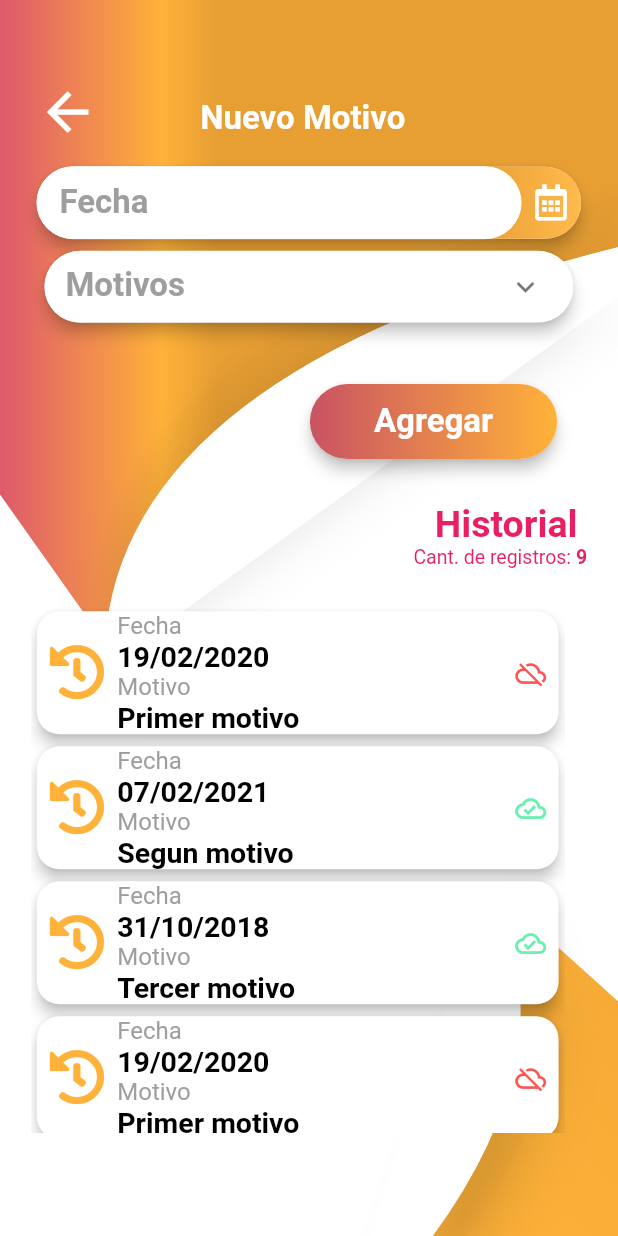
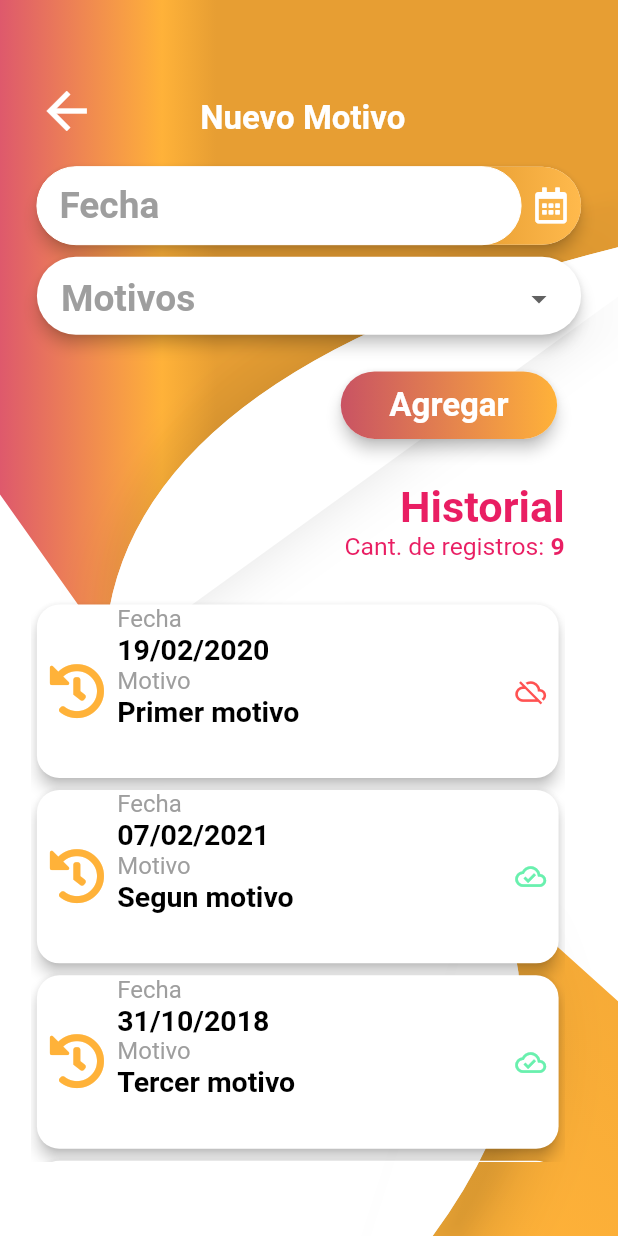
Before and after one commit to hernan74/control_usuarios, a Flutter app: the HistorialPage screen opened directly, on a phone screen of 412 x 824 dp. Run offline on Flutter 3.47's test engine with Material 2 defaults, Android fonts, the phone set to English and light mode, and no system bars; our stand-ins replace font_awesome_flutter, image_picker.

Commit message:
se arreglo las dimensiones en el historial

```diff
--- a/lib/src/helpers/import_helpers.dart
+++ b/lib/src/helpers/import_helpers.dart
@@ -1,7 +1,7 @@
 export 'package:control_usuarios/src/helpers/motivos_historial.dart';
 export 'package:control_usuarios/src/widget/fondo_login_widget.dart';
 export 'package:control_usuarios/src/widget/item_lista_historial.dart';
-export 'package:control_usuarios/src/widget/expancion_panel_widget.dart';
+export 'package:control_usuarios/src/widget/dropdown_widget.dart';
 export 'package:control_usuarios/src/widget/selector_fecha_widget.dart';
 export 'package:control_usuarios/src/widget/button_widget.dart';
 export 'package:control_usuarios/src/widget/flight_shuttle_builder_widget.dart';
--- a/lib/src/pages/ficha_page_mod2.dart
+++ b/lib/src/pages/ficha_page_mod2.dart
@@ -143,7 +143,7 @@ class _CamposFormulario extends StatelessWidget {
               widthItem: sizeScreemUtil(
                   sizeActual: size.width * 84 / 100,
                   sizeMin: 350,
-                  sizeMax: 600),
+                  sizeMax: 500),
               maxHeightItem: size.height * 9 / 100,
               listaElementos: modeloficha.map((modelo) {
                 if (modelo.tipoDato == 'String' || modelo.tipoDato == 'number')
--- a/lib/src/pages/historial_page.dart
+++ b/lib/src/pages/historial_page.dart
@@ -74,7 +74,10 @@ class _AppBar extends StatelessWidget {
               icon: Icon(
                 Icons.arrow_back,
                 color: Colors.white,
-                size: size.height * 5 / 100,
+                size: sizeScreemUtil(
+                    sizeActual: size.height * 5 / 100,
+                    sizeMin: 10,
+                    sizeMax: 40),
               ),
               onPressed: () => Navigator.pop(context),
             ),
@@ -84,7 +87,10 @@ class _AppBar extends StatelessWidget {
             child: Text(
               'Nuevo Motivo',
               style: TextStyle(
-                  fontSize: 22,
+                  fontSize: sizeScreemUtil(
+                      sizeActual: size.height * 3 / 100,
+                      sizeMin: 10,
+                      sizeMax: 22),
                   color: Colors.white,
                   fontWeight: FontWeight.bold),
             ),
@@ -111,11 +117,19 @@ class _Formulario extends StatelessWidget {
           SelectorFechaWidget(
             colorGradienteIconoInicio: estilo.colorPrimarioUno,
             colorGradienteIconoFin: estilo.colorPrimarioUnoGradiente,
+            alto: sizeScreemUtil(
+                sizeActual: size.height * 9 / 100, sizeMin: 40, sizeMax: 60),
             hindText: 'Fecha',
+            hintTextSize: sizeScreemUtil(
+                sizeActual: size.height * 3 / 100, sizeMin: 22, sizeMax: 25),
             icono: FontAwesomeIcons.calendarAlt,
           ),
-          ExpancionPanelWidget(
+          DropdownWidget(
             ancho: size.width * 90 / 100,
+            hintTextSize: sizeScreemUtil(
+                sizeActual: size.height * 3 / 100, sizeMin: 22, sizeMax: 25),
+            alto: sizeScreemUtil(
+                sizeActual: size.height * 9 / 100, sizeMin: 40, sizeMax: 60),
             titulo: 'Motivos',
             items: [
               ItemExpancionPanelModel(
@@ -144,8 +158,7 @@ class _BotonGuardarFormulario extends StatelessWidget {
   Widget build(BuildContext context) {
     final size = MediaQuery.of(context).size;
     return Container(
-      padding: EdgeInsets.only(top: size.height * 0.04),
-      width: size.width * 0.95,
+      padding: EdgeInsets.only(top: size.height * 0.02),
       alignment: Alignment.centerRight,
       child: Hero(
         tag: 'GuardarNuevo',
@@ -155,8 +168,10 @@ class _BotonGuardarFormulario extends StatelessWidget {
                   color: estilo.colorTextoBoton,
                   fontWeight: FontWeight.bold,
                   fontSize: estilo.sizeText)),
-          ancho: size.width * 40 / 100,
-          alto: 50,
+          ancho: sizeScreemUtil(
+              sizeActual: size.width * 35 / 100, sizeMin: 90, sizeMax: 200),
+          alto: sizeScreemUtil(
+              sizeActual: size.height * 6 / 100, sizeMin: 30, sizeMax: 45),
           utilizaGradiente: true,
           colorGradienteInicio: estilo.colorPrimarioDos,
           colorGradienteFinal: estilo.colorPrimarioUno,
@@ -176,12 +191,15 @@ class _ListaHistorial extends StatelessWidget {
     final size = MediaQuery.of(context).size;
     return Container(
         width: size.width * 90 / 100,
-        height: size.height * 51 / 100,
+        height: size.height * 55 / 100,
         child: Column(
-          crossAxisAlignment: CrossAxisAlignment.start,
+          crossAxisAlignment: CrossAxisAlignment.end,
           children: [
-            _CabeceraListaHistorial(
+            Padding(
+              padding: const EdgeInsets.only(right: 15),
+              child: _CabeceraListaHistorial(
                 cantRegistros: listaHistorial.length,
+              ),
             ),
             SizedBox(
               height: size.height * 3 / 100,
@@ -193,9 +211,17 @@ class _ListaHistorial extends StatelessWidget {
                 child: Scrollbar(
                   child: Padding(
                     padding: const EdgeInsets.only(right: 15),
-                    child: ListView(
-                      physics: BouncingScrollPhysics(),
-                      children: listaHistorial,
+                    child: GridViewWidget(
+                      maxHeightItem: sizeScreemUtil(
+                          sizeActual: size.height * 15 / 100,
+                          sizeMin: 90,
+                          sizeMax: 200),
+                      widthItem: sizeScreemUtil(
+                          sizeActual: size.width * 90 / 100,
+                          sizeMin: 100,
+                          sizeMax: 350),
+                      widthActual: size.width * 90 / 100,
+                      listaElementos: listaHistorial,
                     ),
                   ),
                 ),
@@ -212,10 +238,10 @@ class _CabeceraListaHistorial extends StatelessWidget {
   const _CabeceraListaHistorial({@required this.cantRegistros});
   @override
   Widget build(BuildContext context) {
-    return Row(
-      children: [
-        Spacer(),
-        Column(
+    final size = MediaQuery.of(context).size;
+    return Column(
+      mainAxisAlignment: MainAxisAlignment.end,
+      crossAxisAlignment: CrossAxisAlignment.end,
       children: [
         Hero(
           tag: 'TextHistorial',
@@ -223,16 +249,16 @@ class _CabeceraListaHistorial extends StatelessWidget {
                   fromHeroContext, toHeroContext) =>
               FlightShuttleBuilderWidget(flightContext, animation,
                   flightDirection, fromHeroContext, toHeroContext),
-              child: Container(
-                width: MediaQuery.of(context).size.width * 25 / 100,
           child: Text(
             'Historial',
             textAlign: TextAlign.right,
             style: TextStyle(
-                      fontSize: 25,
+                fontSize: sizeScreemUtil(
+                    sizeActual: size.height * 3.5 / 100,
+                    sizeMin: 18,
+                    sizeMax: 30),
                 color: estilo.colorTituloLogin,
                 fontWeight: FontWeight.bold),
-                ),
           ),
         ),
         RichText(
@@ -240,21 +266,23 @@ class _CabeceraListaHistorial extends StatelessWidget {
           TextSpan(
             text: 'Cant. de registros: ',
             style: TextStyle(
-                  fontSize: 13,
+              fontSize: sizeScreemUtil(
+                  sizeActual: size.height * 2 / 100, sizeMin: 10, sizeMax: 30),
               color: estilo.colorTituloLogin,
             ),
           ),
           TextSpan(
             text: '$cantRegistros',
             style: TextStyle(
-                    fontSize: 13,
+                fontSize: sizeScreemUtil(
+                    sizeActual: size.height * 2 / 100,
+                    sizeMin: 10,
+                    sizeMax: 30),
                 color: estilo.colorTituloLogin,
                 fontWeight: FontWeight.bold),
           ),
         ]))
       ],
-        ),
-      ],
     );
   }
 }
--- a/lib/src/widget/expancion_panel_widget.dart
+++ b/lib/src/widget/dropdown_widget.dart
@@ -2,32 +2,33 @@ import 'package:flutter/material.dart';
 
 import 'package:control_usuarios/src/helpers/estilos.dart' as estilo;
 
-class ExpancionPanelWidget extends StatefulWidget {
+class DropdownWidget extends StatefulWidget {
   final String titulo;
   final List<ItemExpancionPanelModel> items;
   final double ancho;
   final double alto;
+  final double hintTextSize;
 
-  const ExpancionPanelWidget({
+  const DropdownWidget({
     @required this.titulo,
     @required this.items,
     this.ancho = 200,
-    this.alto = 30,
+    this.alto = 60,
+    this.hintTextSize = 22,
   });
 
   @override
-  _ExpancionPanelWidgetState createState() => _ExpancionPanelWidgetState();
+  _DropdownWidgetState createState() => _DropdownWidgetState();
 }
 
-class _ExpancionPanelWidgetState extends State<ExpancionPanelWidget> {
+class _DropdownWidgetState extends State<DropdownWidget> {
   String seleccion = '';
   bool isExpanded = false;
   @override
   Widget build(BuildContext context) {
-    final size = MediaQuery.of(context).size;
     return Container(
       width: this.widget.ancho,
-      padding: const EdgeInsets.symmetric(horizontal: 5),
+      height: this.widget.alto,
       child: Card(
         elevation: 4,
         shape: RoundedRectangleBorder(
@@ -35,36 +36,32 @@ class _ExpancionPanelWidgetState extends State<ExpancionPanelWidget> {
         ),
         child: ClipRRect(
           borderRadius: BorderRadius.circular(50),
-          child: ExpansionPanelList(
-            expansionCallback: (int index, bool isExpanded) {
-              setState(() {
-                this.isExpanded = !isExpanded;
-              });
-            },
-            children: [
-              ExpansionPanel(
-                canTapOnHeader: true,
-                body: Column(children: [
-                  _ItemExpancionPanel(
-                    items: this.widget.items,
-                  )
-                ]),
-                isExpanded: this.isExpanded,
-                headerBuilder: (BuildContext context, bool isExpanded) {
-                  return Container(
-                    padding: EdgeInsets.only(
-                        top: size.height * 1.2 / 100,
-                        left: size.width * 3.4 / 100),
-                    height: 10,
-                    child: Text(widget.titulo,
-                        style: TextStyle(
-                            fontSize: estilo.sizeText,
-                            fontWeight: FontWeight.bold,
-                            color: Colors.grey)),
-                  );
-                },
-              )
-            ],
+          child: ListTile(
+            title: Text(
+              '${this.widget.titulo}',
+              style: TextStyle(
+                fontSize: this.widget.hintTextSize,
+                fontWeight: FontWeight.bold,
+                color: Colors.grey,
+              ),
+            ),
+            trailing: DropdownButtonHideUnderline(
+              child: DropdownButton(
+                  onChanged: (value) {
+                    setState(() {
+                      seleccion = value;
+                    });
+                  },
+                  items: this
+                      .widget
+                      .items
+                      .map((e) => DropdownMenuItem(
+                            child: Text(e.titulo),
+                            value: e.valor,
+                          ))
+                      .toList(),
+                  hint: Text(seleccion ?? 'no tiene valor')),
+            ),
           ),
         ),
       ),
--- a/lib/src/widget/item_lista_historial.dart
+++ b/lib/src/widget/item_lista_historial.dart
@@ -1,3 +1,4 @@
+import 'package:control_usuarios/src/helpers/import_helpers.dart';
 import 'package:flutter/material.dart';
 
 import 'package:font_awesome_flutter/font_awesome_flutter.dart';
@@ -27,15 +28,18 @@ class ItemListaHistorial extends StatelessWidget {
       child: Row(
         children: [
           SizedBox(
-            width: size.width * 2 / 100,
+            width: sizeScreemUtil(
+                sizeActual: size.width * 2 / 100, sizeMin: 5, sizeMax: 15),
           ),
           FaIcon(
             FontAwesomeIcons.history,
             color: estilo.colorPrimarioUno,
-            size: size.width * 9 / 100,
+            size: sizeScreemUtil(
+                sizeActual: size.width * 9 / 100, sizeMin: 10, sizeMax: 50),
           ),
           SizedBox(
-            width: size.width * 2 / 100,
+            width: sizeScreemUtil(
+                sizeActual: size.width * 2 / 100, sizeMin: 5, sizeMax: 15),
           ),
           Column(
               mainAxisAlignment: MainAxisAlignment.start,
@@ -51,15 +55,17 @@ class ItemListaHistorial extends StatelessWidget {
               ]),
           Spacer(),
           Container(
-            height: size.height * 9 / 100,
+            height: double.infinity,
             child: FaIcon(
               this.sincronizado ? Icons.cloud_done_outlined : Icons.cloud_off,
               color: this.sincronizado ? Colors.greenAccent : Colors.redAccent,
-              size: size.width * 5 / 100,
+              size: sizeScreemUtil(
+                  sizeActual: size.width * 5 / 100, sizeMin: 7, sizeMax: 25),
             ),
           ),
           SizedBox(
-            width: size.width * 2 / 100,
+            width: sizeScreemUtil(
+                sizeActual: size.width * 2 / 100, sizeMin: 5, sizeMax: 15),
           ),
         ],
       ),
--- a/lib/src/widget/selector_fecha_widget.dart
+++ b/lib/src/widget/selector_fecha_widget.dart
@@ -11,6 +11,8 @@ class SelectorFechaWidget extends StatefulWidget {
   final bool iconoIzquida;
   final Color colorGradienteIconoInicio;
   final Color colorGradienteIconoFin;
+  final double alto;
+  final double hintTextSize;
 
   const SelectorFechaWidget(
       {this.icono = Icons.ac_unit,
@@ -18,7 +20,9 @@ class SelectorFechaWidget extends StatefulWidget {
       this.formatoFecha = 'dd/MM/yyyy',
       this.iconoIzquida = false,
       this.colorGradienteIconoInicio = Colors.grey,
-      this.colorGradienteIconoFin = Colors.grey});
+      this.colorGradienteIconoFin = Colors.grey,
+      this.alto = 60,
+      this.hintTextSize = 22});
 
   @override
   _SelectorFechaWidgetState createState() => _SelectorFechaWidgetState();
@@ -41,7 +45,9 @@ class _SelectorFechaWidgetState extends State<SelectorFechaWidget> {
 
   @override
   Widget build(BuildContext context) {
-    return TextfieldWidget(
+    return Container(
+      height: this.widget.alto,
+      child: TextfieldWidget(
         iconoIzquida: this.widget.iconoIzquida,
         alineacionTexto: TextAlign.start,
         hindText: this.widget.hindText,
@@ -50,10 +56,12 @@ class _SelectorFechaWidgetState extends State<SelectorFechaWidget> {
         colorGradienteIconoFin: this.widget.colorGradienteIconoFin,
         enableInteractiveSelection: false,
         controller: this._controller,
+        hintTextSize: this.widget.hintTextSize,
         onTap: () {
           FocusScope.of(context).requestFocus(new FocusNode());
           _mostrarSelectorFecha(context, this.widget.formatoFecha);
         },
+      ),
     );
   }
 
--- a/lib/src/widget/textfield_widget.dart
+++ b/lib/src/widget/textfield_widget.dart
@@ -12,13 +12,13 @@ class TextfieldWidget extends StatelessWidget {
   final Color colorGradienteIconoInicio;
   final Color colorGradienteIconoFin;
   final String hindText;
+  final double hintTextSize;
   final TextAlign alineacionTexto;
   final bool obscureText;
   final TextInputType textInputType;
   final TextEditingController controller;
   final bool enableInteractiveSelection;
   final Function onTap;
-
   const TextfieldWidget(
       {this.icono = Icons.ac_unit,
       this.iconoIzquida = false,
@@ -30,7 +30,8 @@ class TextfieldWidget extends StatelessWidget {
       this.textInputType = TextInputType.text,
       this.controller,
       this.enableInteractiveSelection = true,
-      this.onTap});
+      this.onTap,
+      this.hintTextSize = 22});
 
   @override
   Widget build(BuildContext contextText) {
@@ -63,6 +64,7 @@ class TextfieldWidget extends StatelessWidget {
                 controller: this.controller,
                 enableInteractiveSelection: this.enableInteractiveSelection,
                 onTap: this.onTap,
+                hintTextSize: this.hintTextSize,
               ),
             ),
             if (!this.iconoIzquida) _IconoTextfield(icono: this.icono),
@@ -109,9 +111,11 @@ class _CampoTexto extends StatelessWidget {
     this.controller,
     this.enableInteractiveSelection,
     this.onTap,
+    this.hintTextSize,
   });
 
   final String hindText;
+  final double hintTextSize;
   final TextAlign alineacionTexto;
   final bool obscureText;
   final TextInputType textInputType;
@@ -140,7 +144,7 @@ class _CampoTexto extends StatelessWidget {
           decoration: new InputDecoration(
             hintText: this.hindText,
             hintStyle: TextStyle(
-                fontSize: estilo.sizeText,
+                fontSize: this.hintTextSize,
                 fontWeight: FontWeight.bold,
                 color: Colors.grey),
             border: InputBorder.none,
```
Lines whose indentation alone changed are shown as unchanged.
